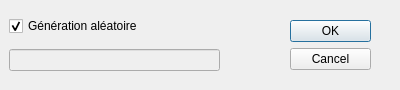
NicolasEtGuillaume/WorldXGen, file WorldXGen/nouveaumondedialog.ui: the form before one commit.
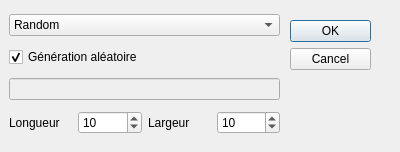
The form after the commit.

Commit message: Config dialog and show both random map and simple peaks

```diff
--- a/WorldXGen/nouveaumondedialog.ui
+++ b/WorldXGen/nouveaumondedialog.ui
@@ -7,7 +7,7 @@
     <x>0</x>
     <y>0</y>
     <width>400</width>
-    <height>90</height>
+    <height>152</height>
    </rect>
   </property>
   <property name="windowTitle">
@@ -34,11 +34,28 @@
     <rect>
      <x>9</x>
      <y>9</y>
-     <width>211</width>
-     <height>71</height>
+     <width>271</width>
+     <height>131</height>
     </rect>
    </property>
    <layout class="QVBoxLayout" name="verticalLayout">
+    <item>
+     <widget class="QComboBox" name="comboBox">
+      <property name="editable">
+       <bool>false</bool>
+      </property>
+      <item>
+       <property name="text">
+        <string>Random</string>
+       </property>
+      </item>
+      <item>
+       <property name="text">
+        <string>Mountain peaks</string>
+       </property>
+      </item>
+     </widget>
+    </item>
     <item>
      <widget class="QCheckBox" name="checkBox">
       <property name="enabled">
@@ -59,6 +76,38 @@
       </property>
      </widget>
     </item>
+    <item>
+     <layout class="QHBoxLayout" name="horizontalLayout">
+      <item>
+       <widget class="QLabel" name="label">
+        <property name="text">
+         <string>Longueur</string>
+        </property>
+       </widget>
+      </item>
+      <item>
+       <widget class="QSpinBox" name="sizeX">
+        <property name="value">
+         <number>10</number>
+        </property>
+       </widget>
+      </item>
+      <item>
+       <widget class="QLabel" name="label_2">
+        <property name="text">
+         <string>Largeur</string>
+        </property>
+       </widget>
+      </item>
+      <item>
+       <widget class="QSpinBox" name="sizeY">
+        <property name="value">
+         <number>10</number>
+        </property>
+       </widget>
+      </item>
+     </layout>
+    </item>
    </layout>
   </widget>
  </widget>
```
The commit also changes 8 other files.
